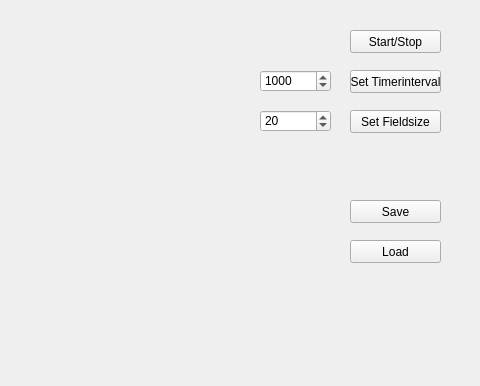
hwendland/M1Widget, file gol.ui: the form before one commit; both pictures show x 220 to 700 and y 0 to 386 of the 700 by 500 pixel window.
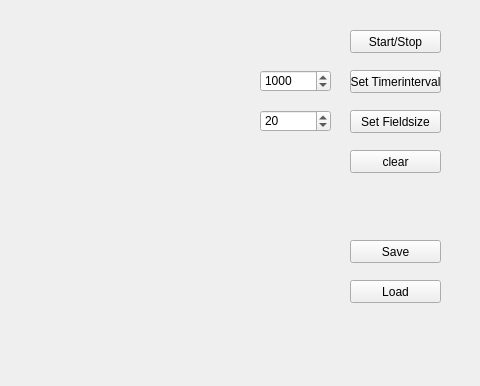
The form after the commit.

Commit message: bug fix and add clear button

What changed in the file:
```diff
--- a/gol.ui
+++ b/gol.ui
@@ -100,7 +100,7 @@
    <property name="geometry">
     <rect>
      <x>570</x>
-     <y>200</y>
+     <y>240</y>
      <width>91</width>
      <height>23</height>
     </rect>
@@ -113,7 +113,7 @@
    <property name="geometry">
     <rect>
      <x>570</x>
-     <y>240</y>
+     <y>280</y>
      <width>91</width>
      <height>23</height>
     </rect>
@@ -122,6 +122,19 @@
     <string>Load</string>
    </property>
   </widget>
+  <widget class="QPushButton" name="pushButton_6">
+   <property name="geometry">
+    <rect>
+     <x>570</x>
+     <y>150</y>
+     <width>91</width>
+     <height>23</height>
+    </rect>
+   </property>
+   <property name="text">
+    <string>clear</string>
+   </property>
+  </widget>
  </widget>
  <resources/>
  <connections/>
```
The commit also changes 3 other files.
